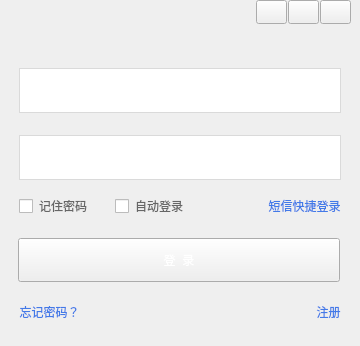
Old version of the form src/NetDisk/login.ui in the repository birdman1992/NetDisk.
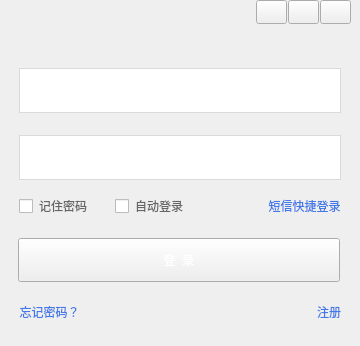
New version of the form. Icons and pictures are not drawn.

Patch:
```diff
--- a/src/NetDisk/login.ui
+++ b/src/NetDisk/login.ui
@@ -172,7 +172,7 @@
     <rect>
      <x>313</x>
      <y>300</y>
-     <width>31</width>
+     <width>32</width>
      <height>23</height>
     </rect>
    </property>
```
Left out of the diff: 18 changed lines with no effect on the pictures.
